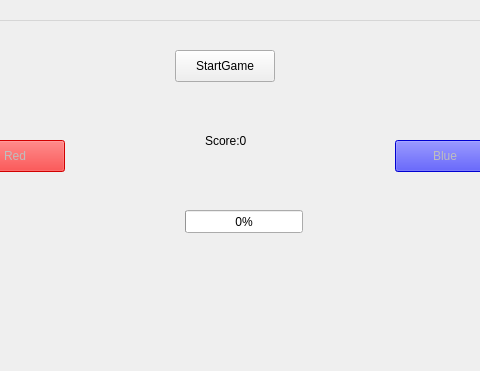
This is mainwindow.ui in University-of-Utah-CS3505/a6-simon-f24-Jessonzzx as Qt 5 draws it before an edit; both pictures show x 125 to 605 and y 0 to 371 of the 800 by 600 pixel window. The edited form follows.
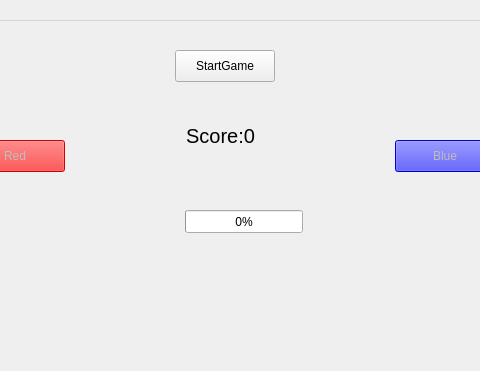
This is the edited form. Icons and pictures are not drawn.

```diff
--- a/mainwindow.ui
+++ b/mainwindow.ui
@@ -48,15 +48,23 @@
      <widget class="QLabel" name="scoreLabel">
       <property name="geometry">
        <rect>
-        <x>330</x>
-        <y>130</y>
-        <width>58</width>
-        <height>21</height>
+        <x>300</x>
+        <y>110</y>
+        <width>91</width>
+        <height>51</height>
        </rect>
       </property>
+      <property name="font">
+       <font>
+        <pointsize>15</pointsize>
+       </font>
+      </property>
       <property name="text">
        <string>Score:0</string>
       </property>
+      <property name="alignment">
+       <set>Qt::AlignmentFlag::AlignCenter</set>
+      </property>
      </widget>
      <widget class="QPushButton" name="redButton">
       <property name="enabled">
@@ -112,15 +120,24 @@
      <widget class="QLabel" name="messageLabel">
       <property name="geometry">
        <rect>
-        <x>310</x>
-        <y>160</y>
-        <width>91</width>
-        <height>41</height>
+        <x>240</x>
+        <y>240</y>
+        <width>251</width>
+        <height>71</height>
        </rect>
       </property>
+      <property name="font">
+       <font>
+        <pointsize>30</pointsize>
+        <underline>false</underline>
+       </font>
+      </property>
       <property name="text">
        <string/>
       </property>
+      <property name="alignment">
+       <set>Qt::AlignmentFlag::AlignCenter</set>
+      </property>
      </widget>
      <widget class="QLabel" name="turret">
       <property name="geometry">
```
Left out of the diff: 6 changed lines with no effect on the pictures.
